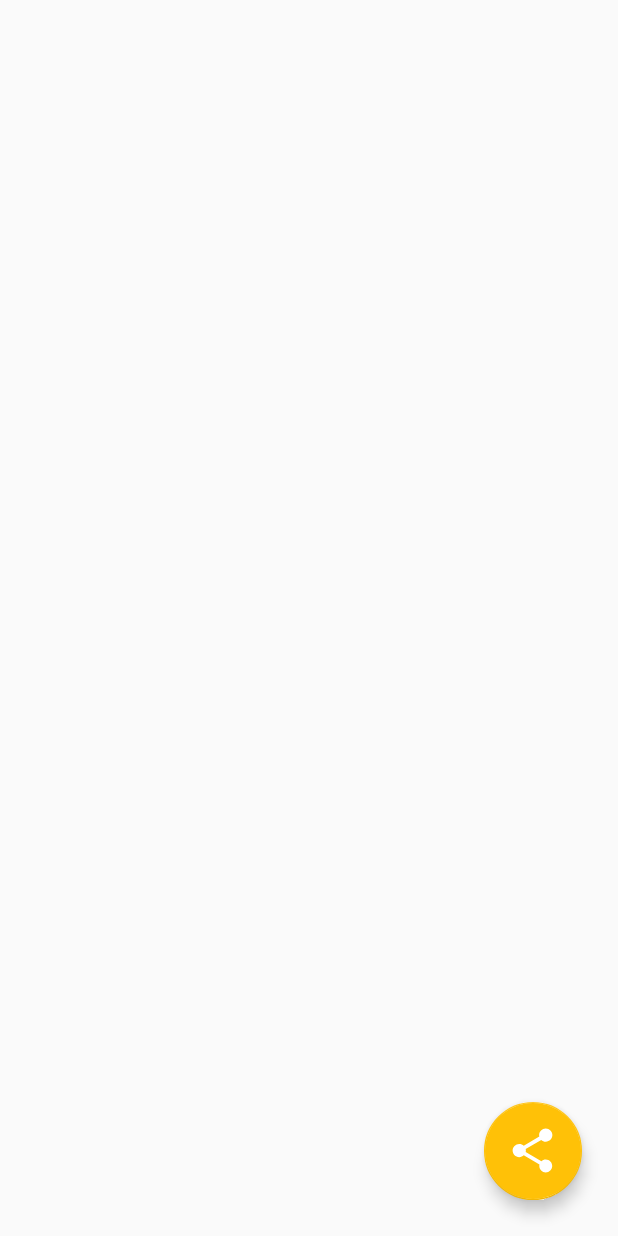
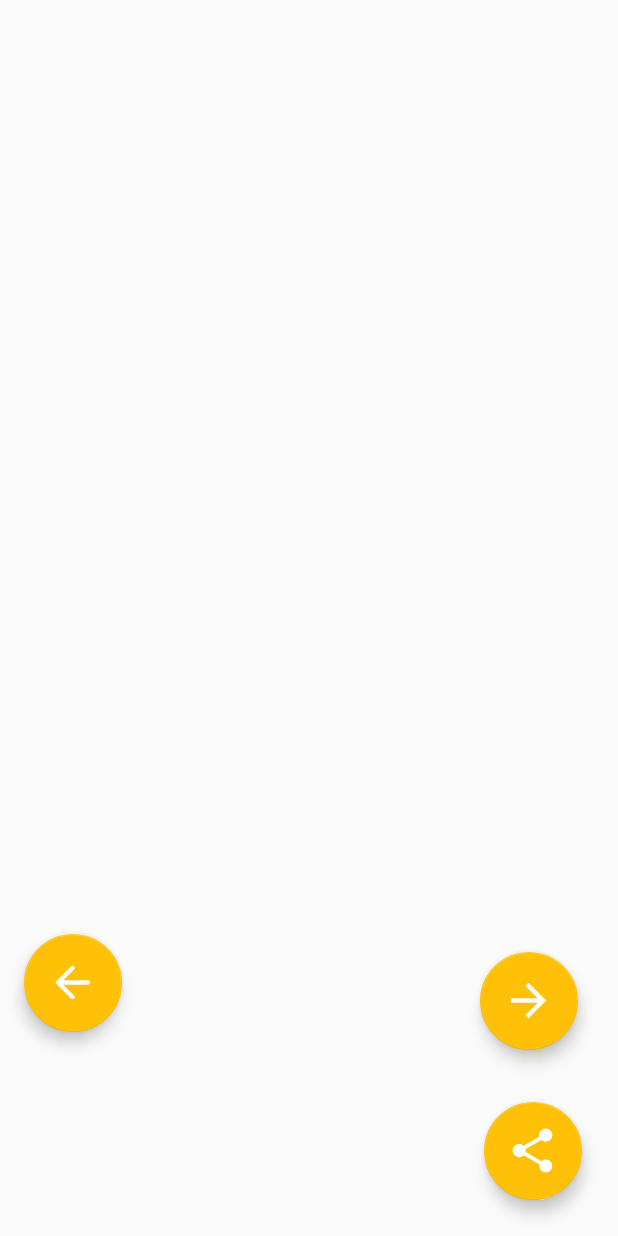
Before and after one commit to sasikumar3122/Gallery_app, an Android app: the layout activity_image_full.xml on its own in the app's theme, with its tools: preview values and no code run, on a phone screen of 412 x 824 dp. Run offline under Robolectric (Android 15) with nearby library versions, the phone set to English and light mode, and no system bars.

Commit message:
new update

```diff
--- a/app/src/main/java/com/example/galleryapp/ImageFullActivity.kt
+++ b/app/src/main/java/com/example/galleryapp/ImageFullActivity.kt
@@ -24,8 +24,12 @@ import com.example.galleryapp.databinding.ActivityMainBinding
 import com.google.android.material.floatingactionbutton.FloatingActionButton
 
 class ImageFullActivity : AppCompatActivity() {
-    var imgBird:ImageView?=null
-    private val fabOptions :FloatingActionButton by lazy { findViewById(R.id.fab_options) }
+
+    var imgFullScreen:ImageView?=null
+
+    private val btnShare :FloatingActionButton by lazy {
+        binding.btnShare
+    }
 
     private lateinit var binding: ActivityImageFullBinding
     override fun onCreate(savedInstanceState: Bundle?) {
@@ -33,7 +37,7 @@ class ImageFullActivity : AppCompatActivity() {
         binding = ActivityImageFullBinding.inflate(layoutInflater)
         val view = binding.root
         setContentView(view)
-        imgBird=findViewById(R.id.imageView)
+        imgFullScreen = binding.imageView
 
         val imagePath = intent.getStringExtra("path")
         val imageName = intent.getStringExtra("name")
@@ -41,20 +45,27 @@ class ImageFullActivity : AppCompatActivity() {
             supportActionBar?.setTitle(imageName)
             Glide.with(this@ImageFullActivity)
                 .load(imagePath)
-                .into(findViewById(R.id.imageView))
-
-            binding.fabOptions.setOnClickListener {v: View? ->
-                val bitmapDrawable = imgBird!!.drawable as BitmapDrawable
+                .into(binding.imageView)
+            binding.btnShare.setOnClickListener {v: View? ->
+                val bitmapDrawable = imgFullScreen!!.drawable as BitmapDrawable
                 val bitmap = bitmapDrawable.bitmap
                 val bitmapPath = MediaStore.Images.Media.insertImage(contentResolver,bitmap,"some title",null)
                 val bitmapUri = Uri.parse(bitmapPath)
                 val intent = Intent(Intent.ACTION_SEND)
                 intent.type="image/*"
                 intent.putExtra(Intent.EXTRA_STREAM,bitmapUri)
-                startActivity(Intent.createChooser(intent,"Share inmge"))
+                           startActivity(Intent.createChooser(intent,"Share inmge"))
 
 
             }
+
+        binding.next.setOnClickListener{
+
+        }
+
+        binding.previous.setOnClickListener {
+
+        }
 
 
 
--- a/app/src/main/java/com/example/galleryapp/MainActivity.kt
+++ b/app/src/main/java/com/example/galleryapp/MainActivity.kt
@@ -17,8 +17,12 @@ import java.lang.Exception
 
  class MainActivity : AppCompatActivity() {
 
-    private  val imageRecycler:RecyclerView by lazy { findViewById(R.id.image_recycler) }
-     private val progressBar:ProgressBar by lazy { findViewById(R.id.recycler_progress) }
+    private  val imageRecycler:RecyclerView by lazy {
+        binding.imageRecycler
+    }
+     private val progressBar:ProgressBar by lazy {
+         binding.recyclerProgress
+     }
      private var allpictures:ArrayList<ImageData>?=null
 
 
--- a/app/src/main/java/com/example/galleryapp/imageAdapter.kt
+++ b/app/src/main/java/com/example/galleryapp/imageAdapter.kt
@@ -19,7 +19,7 @@ RecyclerView.Adapter<ImageAdapter.ImageViewHolder>(){
         var image : ImageView?=null
 
         init {
-            image=itemView.findViewById(R.id.row_image)
+            image = itemView.findViewById(R.id.row_image)
         }
 
     }
--- /dev/null
+++ b/app/src/main/res/drawable/ic_baseline_arrow_forward_24.xml
@@ -0,0 +1,5 @@
+<vector android:autoMirrored="true" android:height="24dp"
+    android:tint="#FFFFFF" android:viewportHeight="24"
+    android:viewportWidth="24" android:width="24dp" xmlns:android="http://schemas.android.com/apk/res/android">
+    <path android:fillColor="@android:color/white" android:pathData="M12,4l-1.41,1.41L16.17,11H4v2h12.17l-5.58,5.59L12,20l8,-8z"/>
+</vector>
--- /dev/null
+++ b/app/src/main/res/drawable/ic_round_arrow_back.xml
@@ -0,0 +1,23 @@
+<!--
+  ~ Copyright (c) 2021 jesusd0897.
+  ~ Licensed under the Apache License, Version 2.0 (the "License");
+  ~ you may not use this file except in compliance with the License.
+  ~ You may obtain a copy of the License at
+  ~ http://www.apache.org/licenses/LICENSE-2.0
+  ~ Unless required by applicable law or agreed to in writing, software
+  ~ distributed under the License is distributed on an "AS IS" BASIS,
+  ~ WITHOUT WARRANTIES OR CONDITIONS OF ANY KIND, either express or implied.
+  ~ See the License for the specific language governing permissions and
+  ~ limitations under the License.
+  -->
+
+<vector xmlns:android="http://schemas.android.com/apk/res/android"
+    android:width="24dp"
+    android:height="24dp"
+    android:viewportWidth="24"
+    android:viewportHeight="24"
+    android:tint="?attr/colorControlNormal">
+    <path
+        android:fillColor="@android:color/white"
+        android:pathData="M19,11H7.83l4.88,-4.88c0.39,-0.39 0.39,-1.03 0,-1.42 -0.39,-0.39 -1.02,-0.39 -1.41,0l-6.59,6.59c-0.39,0.39 -0.39,1.02 0,1.41l6.59,6.59c0.39,0.39 1.02,0.39 1.41,0 0.39,-0.39 0.39,-1.02 0,-1.41L7.83,13H19c0.55,0 1,-0.45 1,-1s-0.45,-1 -1,-1z" />
+</vector>
--- a/app/src/main/res/layout/activity_image_full.xml
+++ b/app/src/main/res/layout/activity_image_full.xml
@@ -18,7 +18,7 @@
 
 
     <com.google.android.material.floatingactionbutton.FloatingActionButton
-        android:id="@+id/fab_options"
+        android:id="@+id/btn_Share"
         android:layout_width="wrap_content"
         android:layout_height="wrap_content"
         android:layout_marginEnd="24dp"
@@ -35,40 +35,39 @@
         app:srcCompat="@drawable/ic_baseline_share_24"
         tools:ignore="VectorDrawableCompat" />
 
-    <!--This act a child Floating Action Button-->
-    <!-- The visibility is been set to INVISIBLE -->
 
-<!--    <com.google.android.material.floatingactionbutton.FloatingActionButton-->
-<!--        android:id="@+id/fab_download"-->
-<!--        android:layout_width="wrap_content"-->
-<!--        android:layout_height="wrap_content"-->
-<!--        android:layout_marginBottom="20dp"-->
-<!--        android:clickable="true"-->
-<!--        android:focusable="true"-->
-<!--        android:tint="@color/white"-->
-<!--        android:visibility="invisible"-->
-<!--        app:fabCustomSize="60dp"-->
-<!--        app:layout_constraintBottom_toTopOf="@+id/fab_options"-->
-<!--        app:layout_constraintEnd_toEndOf="@+id/fab_options"-->
-<!--        app:maxImageSize="30dp"-->
-<!--        app:srcCompat="@drawable/ic_baseline_cloud_download_24" />-->
+    <com.google.android.material.floatingactionbutton.FloatingActionButton
+        android:id="@+id/previous"
+        android:layout_width="wrap_content"
+        android:layout_height="wrap_content"
+        android:backgroundTint="@color/colorAccent"
+        android:tint="@android:color/white"
+        app:fabCustomSize="65dp"
+        app:layout_constraintBottom_toBottomOf="parent"
+        app:layout_constraintEnd_toStartOf="@+id/next"
+        app:layout_constraintHorizontal_bias="0.062"
+        app:layout_constraintStart_toStartOf="parent"
+        app:layout_constraintTop_toTopOf="parent"
+        app:layout_constraintVertical_bias="0.821"
+        app:maxImageSize="35dp"
+        app:srcCompat="@drawable/ic_round_arrow_back"
+        tools:ignore="VectorDrawableCompat" />
 
-    <!--This act a child Floating Action Button-->
-    <!-- The visibility is been set to INVISIBLE -->
+    <com.google.android.material.floatingactionbutton.FloatingActionButton
+        android:id="@+id/next"
+        android:layout_width="wrap_content"
+        android:layout_height="wrap_content"
+        android:layout_marginStart="320dp"
+        android:backgroundTint="@color/colorAccent"
+        android:tint="@android:color/white"
+        app:fabCustomSize="65dp"
+        app:layout_constraintBottom_toTopOf="@+id/btn_Share"
+        app:layout_constraintStart_toStartOf="parent"
+        app:layout_constraintTop_toTopOf="parent"
+        app:layout_constraintVertical_bias="0.948"
+        app:maxImageSize="35dp"
+        app:srcCompat="@drawable/ic_baseline_arrow_forward_24"
+        tools:ignore="VectorDrawableCompat" />
 
-<!--    <com.google.android.material.floatingactionbutton.FloatingActionButton-->
-<!--        android:id="@+id/fab_share"-->
-<!--        android:layout_width="wrap_content"-->
-<!--        android:layout_height="wrap_content"-->
-<!--        android:layout_marginBottom="20dp"-->
-<!--        android:clickable="true"-->
-<!--        android:focusable="true"-->
-<!--        android:tint="@color/white"-->
-<!--        android:visibility="invisible"-->
-<!--        app:fabCustomSize="60dp"-->
-<!--        app:layout_constraintBottom_toTopOf="@+id/fab_download"-->
-<!--        app:layout_constraintEnd_toEndOf="@+id/fab_download"-->
-<!--        app:maxImageSize="30dp"-->
-<!--        app:srcCompat="@drawable/ic_baseline_share_24" />-->
 
 </androidx.constraintlayout.widget.ConstraintLayout>
```
